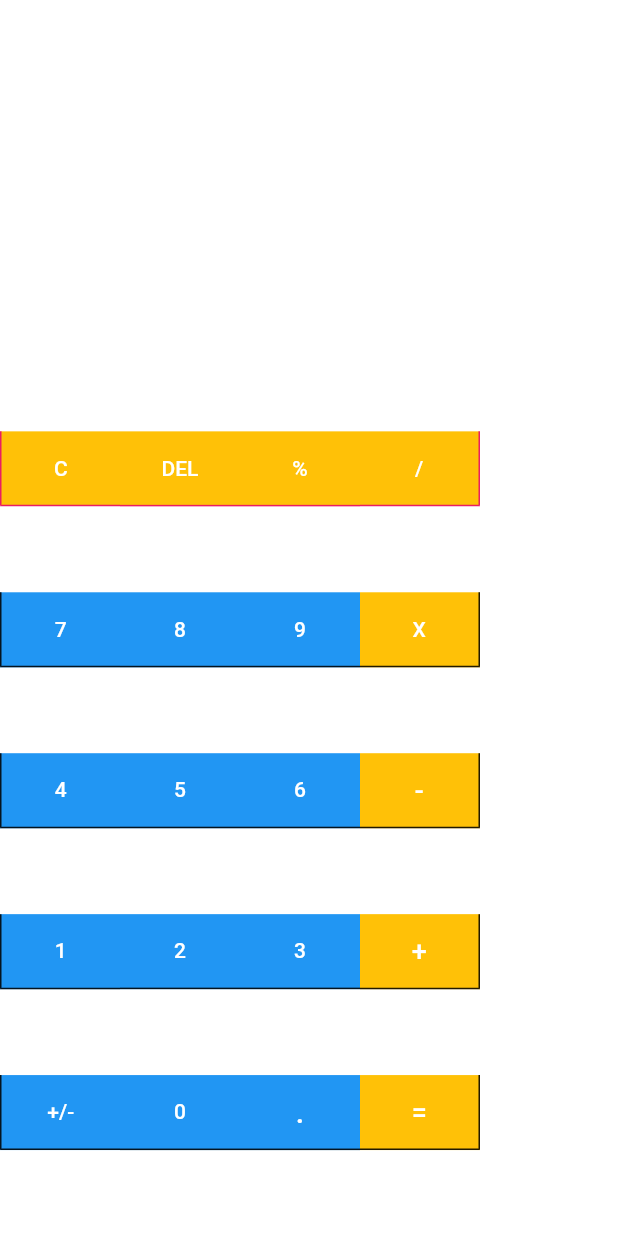
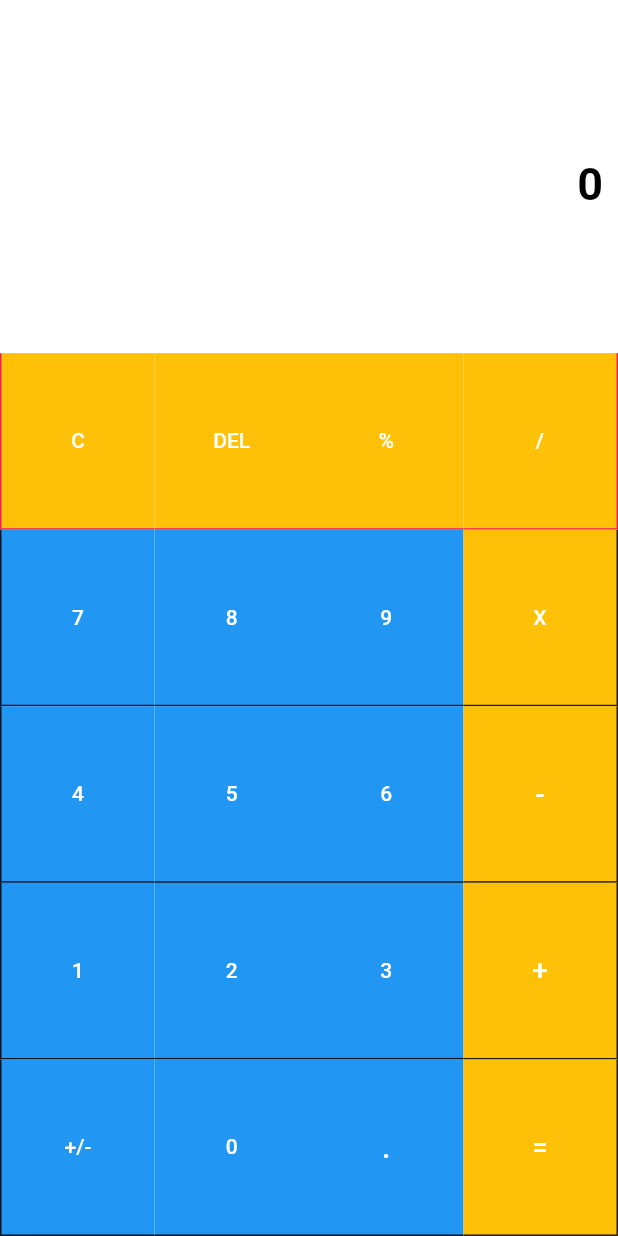
Before and after one commit to Williamtobs/Calculator, a Flutter app: the screen it shows after launch, on a phone screen of 412 x 824 dp. Run offline on Flutter 3.47's test engine with Material 2 defaults, Android fonts, the phone set to English and light mode, and no system bars; our stand-ins replace math_expressions.

Commit message:
Make changes so the UI will work on any screen

```diff
--- a/lib/main.dart
+++ b/lib/main.dart
@@ -1,4 +1,5 @@
 import 'package:flutter/material.dart';
+import 'package:flutter/painting.dart';
 import 'package:math_expressions/math_expressions.dart';
 
 void main() {
@@ -12,7 +13,7 @@ class calculator extends StatefulWidget {
 
 class _ContentState extends State<calculator> {
   var userInput = '';
-  var answer = '';
+  var answer = '0';
 
 // function to calculate the input operation
   void equalPressed() {
@@ -33,14 +34,17 @@ class _ContentState extends State<calculator> {
         home: Scaffold(
             backgroundColor: Colors.white,
             body: Column(
-              mainAxisAlignment: MainAxisAlignment.spaceEvenly,
               children: [
-                Column(
-                  children: [
+                Expanded(
+                    flex: 2,
+                    child: Container(
+                      alignment: Alignment.bottomRight,
+                      color: Colors.white,
+                      margin: EdgeInsets.only(top: 40, bottom: 0, right: 0),
+                      child: Column(children: [
                         Container(
-                      color: Colors.white,
-                      margin: EdgeInsets.only(right: 0, top: 10),
-                      padding: EdgeInsets.only(top: 7, right: 10),
+                            alignment: Alignment.bottomRight,
+                            padding: const EdgeInsets.all(10.0),
                             child: Text(
                               userInput,
                               style: TextStyle(
@@ -49,14 +53,10 @@ class _ContentState extends State<calculator> {
                               ),
                               maxLines: 100,
                               textAlign: TextAlign.end,
-                      ),
-                      height: 80,
-                      width: 320,
-                    ),
+                            )),
                         Container(
-                      color: Colors.white,
-                      margin: EdgeInsets.only(top: 0, right: 0, bottom: 3),
-                      padding: EdgeInsets.only(top: 7, right: 10),
+                            alignment: Alignment.bottomRight,
+                            padding: const EdgeInsets.all(10.0),
                             child: Text(
                               answer,
                               maxLines: 100,
@@ -65,14 +65,18 @@ class _ContentState extends State<calculator> {
                                   color: Colors.black,
                                   fontWeight: FontWeight.bold),
                               textAlign: TextAlign.end,
-                      ),
-                      height: 80,
-                      width: 320,
-                    ),
-                  ],
-                ),
-                Row(children: [
-                  Container(
+                            ))
+                      ]),
+                      height: 100,
+                    )),
+                Expanded(
+                    child: Row(
+                        crossAxisAlignment: CrossAxisAlignment.stretch,
+                        mainAxisAlignment: MainAxisAlignment.spaceAround,
+                        children: [
+                      Expanded(
+                          flex: 2,
+                          child: Container(
                             height: 50,
                             width: 80,
                             child: TextButton(
@@ -94,15 +98,17 @@ class _ContentState extends State<calculator> {
                                     left: BorderSide(
                                       color: Colors.pink,
                                     ))),
-                  ),
-                  Container(
+                          )),
+                      Expanded(
+                          flex: 2,
+                          child: Container(
                             height: 50,
                             width: 80,
                             child: TextButton(
                               onPressed: () {
                                 setState(() {
-                          userInput =
-                              userInput.substring(0, userInput.length - 1);
+                                  userInput = userInput.substring(
+                                      0, userInput.length - 1);
                                 });
                               },
                               child: Text(
@@ -117,8 +123,10 @@ class _ContentState extends State<calculator> {
                                 border: Border(
                                   bottom: BorderSide(color: Colors.pink),
                                 )),
-                  ),
-                  Container(
+                          )),
+                      Expanded(
+                          flex: 2,
+                          child: Container(
                             height: 50,
                             width: 80,
                             child: TextButton(
@@ -139,8 +147,10 @@ class _ContentState extends State<calculator> {
                                 border: Border(
                                   bottom: BorderSide(color: Colors.pink),
                                 )),
-                  ),
-                  Container(
+                          )),
+                      Expanded(
+                          flex: 2,
+                          child: Container(
                             height: 50,
                             width: 80,
                             child: TextButton(
@@ -163,11 +173,16 @@ class _ContentState extends State<calculator> {
                                     right: BorderSide(
                                       color: Colors.pink,
                                     ))),
-                  ),
-                ]),
-                Row(
+                          )),
+                    ])),
+                Expanded(
+                    child: Row(
+                  crossAxisAlignment: CrossAxisAlignment.stretch,
+                  mainAxisAlignment: MainAxisAlignment.spaceAround,
                   children: [
-                    Container(
+                    Expanded(
+                        flex: 2,
+                        child: Container(
                           height: 50,
                           width: 80,
                           child: TextButton(
@@ -190,8 +205,10 @@ class _ContentState extends State<calculator> {
                                   left: BorderSide(
                                     color: Colors.black87,
                                   ))),
-                    ),
-                    Container(
+                        )),
+                    Expanded(
+                        flex: 2,
+                        child: Container(
                           height: 50,
                           width: 80,
                           child: TextButton(
@@ -212,8 +229,10 @@ class _ContentState extends State<calculator> {
                               border: Border(
                                 bottom: BorderSide(color: Colors.black87),
                               )),
-                    ),
-                    Container(
+                        )),
+                    Expanded(
+                        flex: 2,
+                        child: Container(
                           height: 50,
                           width: 80,
                           child: TextButton(
@@ -234,8 +253,10 @@ class _ContentState extends State<calculator> {
                               border: Border(
                                 bottom: BorderSide(color: Colors.black87),
                               )),
-                    ),
-                    Container(
+                        )),
+                    Expanded(
+                        flex: 2,
+                        child: Container(
                           height: 50,
                           width: 80,
                           child: TextButton(
@@ -258,12 +279,17 @@ class _ContentState extends State<calculator> {
                                   right: BorderSide(
                                     color: Colors.black87,
                                   ))),
-                    ),
+                        )),
                   ],
-                ),
-                Row(
+                )),
+                Expanded(
+                    child: Row(
+                  crossAxisAlignment: CrossAxisAlignment.stretch,
+                  mainAxisAlignment: MainAxisAlignment.spaceAround,
                   children: [
-                    Container(
+                    Expanded(
+                        flex: 2,
+                        child: Container(
                           height: 50,
                           width: 80,
                           child: TextButton(
@@ -286,8 +312,10 @@ class _ContentState extends State<calculator> {
                                   left: BorderSide(
                                     color: Colors.black87,
                                   ))),
-                    ),
-                    Container(
+                        )),
+                    Expanded(
+                        flex: 2,
+                        child: Container(
                           height: 50,
                           width: 80,
                           child: TextButton(
@@ -308,8 +336,10 @@ class _ContentState extends State<calculator> {
                               border: Border(
                                 bottom: BorderSide(color: Colors.black87),
                               )),
-                    ),
-                    Container(
+                        )),
+                    Expanded(
+                        flex: 2,
+                        child: Container(
                           height: 50,
                           width: 80,
                           child: TextButton(
@@ -330,8 +360,10 @@ class _ContentState extends State<calculator> {
                               border: Border(
                                 bottom: BorderSide(color: Colors.black87),
                               )),
-                    ),
-                    Container(
+                        )),
+                    Expanded(
+                        flex: 2,
+                        child: Container(
                           height: 50,
                           width: 80,
                           child: TextButton(
@@ -355,12 +387,17 @@ class _ContentState extends State<calculator> {
                                   right: BorderSide(
                                     color: Colors.black87,
                                   ))),
-                    ),
+                        )),
                   ],
-                ),
-                Row(
+                )),
+                Expanded(
+                    child: Row(
+                  crossAxisAlignment: CrossAxisAlignment.stretch,
+                  mainAxisAlignment: MainAxisAlignment.spaceAround,
                   children: [
-                    Container(
+                    Expanded(
+                        flex: 2,
+                        child: Container(
                           height: 50,
                           width: 80,
                           child: TextButton(
@@ -383,8 +420,10 @@ class _ContentState extends State<calculator> {
                                   left: BorderSide(
                                     color: Colors.black87,
                                   ))),
-                    ),
-                    Container(
+                        )),
+                    Expanded(
+                        flex: 2,
+                        child: Container(
                           height: 50,
                           width: 80,
                           child: TextButton(
@@ -405,8 +444,10 @@ class _ContentState extends State<calculator> {
                               border: Border(
                                 bottom: BorderSide(color: Colors.black87),
                               )),
-                    ),
-                    Container(
+                        )),
+                    Expanded(
+                        flex: 2,
+                        child: Container(
                           height: 50,
                           width: 80,
                           child: TextButton(
@@ -427,8 +468,10 @@ class _ContentState extends State<calculator> {
                               border: Border(
                                 bottom: BorderSide(color: Colors.black87),
                               )),
-                    ),
-                    Container(
+                        )),
+                    Expanded(
+                        flex: 2,
+                        child: Container(
                           height: 50,
                           width: 80,
                           child: TextButton(
@@ -452,12 +495,17 @@ class _ContentState extends State<calculator> {
                                   right: BorderSide(
                                     color: Colors.black87,
                                   ))),
-                    ),
+                        )),
                   ],
-                ),
-                Row(
+                )),
+                Expanded(
+                    child: Row(
+                  crossAxisAlignment: CrossAxisAlignment.stretch,
+                  mainAxisAlignment: MainAxisAlignment.spaceAround,
                   children: [
-                    Container(
+                    Expanded(
+                        flex: 2,
+                        child: Container(
                           height: 50,
                           width: 80,
                           child: TextButton(
@@ -476,8 +524,10 @@ class _ContentState extends State<calculator> {
                                   left: BorderSide(
                                     color: Colors.black87,
                                   ))),
-                    ),
-                    Container(
+                        )),
+                    Expanded(
+                        flex: 2,
+                        child: Container(
                           height: 50,
                           width: 80,
                           child: TextButton(
@@ -498,8 +548,10 @@ class _ContentState extends State<calculator> {
                               border: Border(
                                 bottom: BorderSide(color: Colors.black87),
                               )),
-                    ),
-                    Container(
+                        )),
+                    Expanded(
+                        flex: 2,
+                        child: Container(
                           height: 50,
                           width: 80,
                           child: TextButton(
@@ -521,8 +573,10 @@ class _ContentState extends State<calculator> {
                               border: Border(
                                 bottom: BorderSide(color: Colors.black87),
                               )),
-                    ),
-                    Container(
+                        )),
+                    Expanded(
+                        flex: 2,
+                        child: Container(
                           height: 50,
                           width: 80,
                           child: TextButton(
@@ -546,9 +600,9 @@ class _ContentState extends State<calculator> {
                                   right: BorderSide(
                                     color: Colors.black87,
                                   ))),
-                    ),
+                        )),
                   ],
-                ),
+                )),
               ],
             )));
   }
```
Also changed, not shown: pubspec.yaml (+5 -2 lines), assets/icon/cal.png (added), pubspec.lock. Lines whose indentation alone changed are shown as unchanged.
